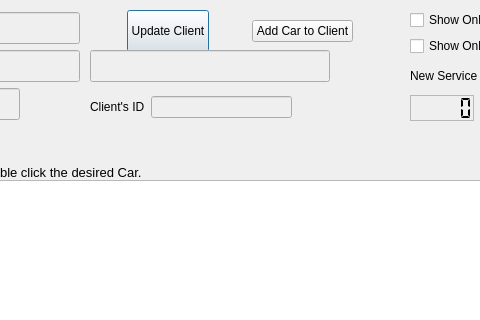
This is Client_Services_History.ui in bedi1982/Oficina as Qt 5 draws it before an edit; both pictures show x 430 to 910 and y 0 to 320 of the 1400 by 768 pixel window. The edited form follows.
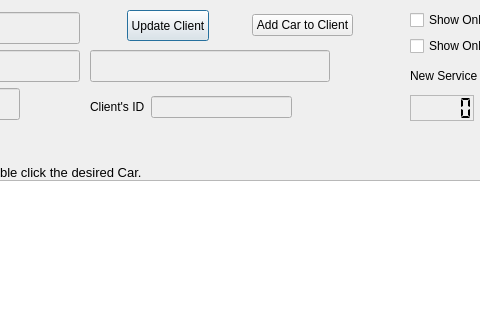
This is the edited form. Icons and pictures are not drawn.

```diff
--- a/Client_Services_History.ui
+++ b/Client_Services_History.ui
@@ -465,7 +465,7 @@
      <x>520</x>
      <y>10</y>
      <width>301</width>
-     <height>42</height>
+     <height>31</height>
     </rect>
    </property>
    <layout class="QHBoxLayout" name="horizontalLayout_5">
```
